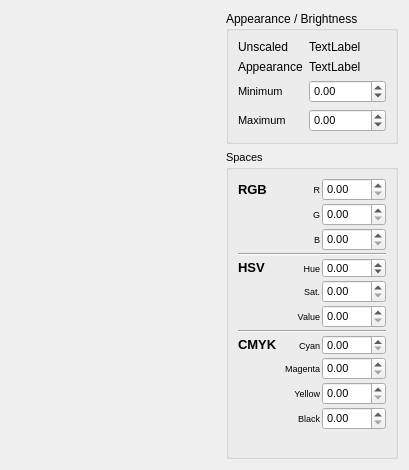
First picture: the form in src/gui/widgets/TristimulusColorPicker/tristimuluscolorpicker.ui, repository phresnel/picogen, before the edit.
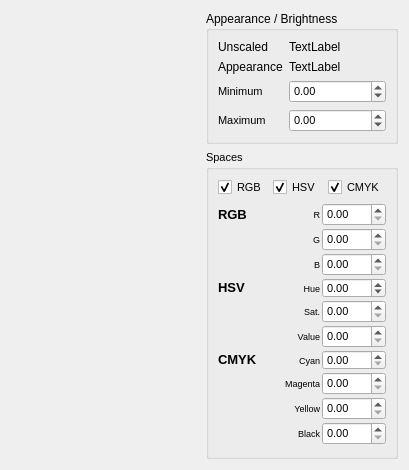
Second picture: the form after the edit. Custom widgets are drawn as their Qt base class.

```diff
--- a/src/gui/widgets/TristimulusColorPicker/tristimuluscolorpicker.ui
+++ b/src/gui/widgets/TristimulusColorPicker/tristimuluscolorpicker.ui
@@ -138,6 +138,40 @@
         <string>Spaces</string>
        </property>
        <layout class="QVBoxLayout" name="verticalLayout">
+        <item>
+         <layout class="QHBoxLayout" name="horizontalLayout_2">
+          <item>
+           <widget class="QCheckBox" name="showRGB">
+            <property name="text">
+             <string>RGB</string>
+            </property>
+            <property name="checked">
+             <bool>true</bool>
+            </property>
+           </widget>
+          </item>
+          <item>
+           <widget class="QCheckBox" name="showHSV">
+            <property name="text">
+             <string>HSV</string>
+            </property>
+            <property name="checked">
+             <bool>true</bool>
+            </property>
+           </widget>
+          </item>
+          <item>
+           <widget class="QCheckBox" name="showCMYK">
+            <property name="text">
+             <string>CMYK</string>
+            </property>
+            <property name="checked">
+             <bool>true</bool>
+            </property>
+           </widget>
+          </item>
+         </layout>
+        </item>
         <item>
          <layout class="QGridLayout" name="gridLayout">
           <property name="spacing">
@@ -211,8 +245,8 @@
             </property>
            </widget>
           </item>
-          <item row="4" column="0">
-           <widget class="QLabel" name="label_5">
+          <item row="3" column="0">
+           <widget class="QLabel" name="hsvLabel">
             <property name="maximumSize">
              <size>
               <width>16777215</width>
@@ -228,8 +262,8 @@
             </property>
            </widget>
           </item>
-          <item row="4" column="1">
-           <widget class="QLabel" name="hueLabel">
+          <item row="3" column="1">
+           <widget class="QLabel" name="hLabel">
             <property name="maximumSize">
              <size>
               <width>16777215</width>
@@ -249,7 +283,7 @@
             </property>
            </widget>
           </item>
-          <item row="4" column="2">
+          <item row="3" column="2">
            <widget class="QDoubleSpinBox" name="spinH">
             <property name="sizePolicy">
              <sizepolicy hsizetype="Maximum" vsizetype="Fixed">
@@ -282,7 +316,7 @@
             </property>
            </widget>
           </item>
-          <item row="5" column="2">
+          <item row="4" column="2">
            <widget class="QDoubleSpinBox" name="spinS">
             <property name="sizePolicy">
              <sizepolicy hsizetype="Maximum" vsizetype="Fixed">
@@ -312,8 +346,8 @@
             </property>
            </widget>
           </item>
-          <item row="5" column="1">
-           <widget class="QLabel" name="label_12">
+          <item row="4" column="1">
+           <widget class="QLabel" name="sLabel">
             <property name="maximumSize">
              <size>
               <width>16777215</width>
@@ -333,8 +367,8 @@
             </property>
            </widget>
           </item>
-          <item row="6" column="1">
-           <widget class="QLabel" name="label_13">
+          <item row="5" column="1">
+           <widget class="QLabel" name="vLabel">
             <property name="maximumSize">
              <size>
               <width>16777215</width>
@@ -354,7 +388,7 @@
             </property>
            </widget>
           </item>
-          <item row="6" column="2">
+          <item row="5" column="2">
            <widget class="QDoubleSpinBox" name="spinV">
             <property name="sizePolicy">
              <sizepolicy hsizetype="Maximum" vsizetype="Fixed">
@@ -384,8 +418,8 @@
             </property>
            </widget>
           </item>
-          <item row="9" column="1">
-           <widget class="QLabel" name="label_22">
+          <item row="7" column="1">
+           <widget class="QLabel" name="mLabel">
             <property name="maximumSize">
              <size>
               <width>16777215</width>
@@ -405,7 +439,7 @@
             </property>
            </widget>
           </item>
-          <item row="9" column="2">
+          <item row="7" column="2">
            <widget class="QDoubleSpinBox" name="spinM">
             <property name="sizePolicy">
              <sizepolicy hsizetype="Maximum" vsizetype="Fixed">
@@ -435,8 +469,8 @@
             </property>
            </widget>
           </item>
-          <item row="10" column="1">
-           <widget class="QLabel" name="label_23">
+          <item row="8" column="1">
+           <widget class="QLabel" name="yLabel">
             <property name="maximumSize">
              <size>
               <width>16777215</width>
@@ -456,7 +490,7 @@
             </property>
            </widget>
           </item>
-          <item row="10" column="2">
+          <item row="8" column="2">
            <widget class="QDoubleSpinBox" name="spinY">
             <property name="sizePolicy">
              <sizepolicy hsizetype="Maximum" vsizetype="Fixed">
@@ -486,7 +520,7 @@
             </property>
            </widget>
           </item>
-          <item row="12" column="1">
+          <item row="10" column="1">
            <spacer name="verticalSpacer">
             <property name="orientation">
              <enum>Qt::Vertical</enum>
@@ -499,22 +533,8 @@
             </property>
            </spacer>
           </item>
-          <item row="3" column="0" colspan="3">
-           <widget class="Line" name="line">
-            <property name="orientation">
-             <enum>Qt::Horizontal</enum>
-            </property>
-           </widget>
-          </item>
-          <item row="7" column="0" colspan="3">
-           <widget class="Line" name="line_2">
-            <property name="orientation">
-             <enum>Qt::Horizontal</enum>
-            </property>
-           </widget>
-          </item>
-          <item row="8" column="1">
-           <widget class="QLabel" name="label_14">
+          <item row="6" column="1">
+           <widget class="QLabel" name="cLabel">
             <property name="maximumSize">
              <size>
               <width>16777215</width>
@@ -534,7 +554,7 @@
             </property>
            </widget>
           </item>
-          <item row="8" column="2">
+          <item row="6" column="2">
            <widget class="QDoubleSpinBox" name="spinC">
             <property name="sizePolicy">
              <sizepolicy hsizetype="Maximum" vsizetype="Fixed">
@@ -564,8 +584,8 @@
             </property>
            </widget>
           </item>
-          <item row="8" column="0">
-           <widget class="QLabel" name="label_6">
+          <item row="6" column="0">
+           <widget class="QLabel" name="cmykLabel">
             <property name="maximumSize">
              <size>
               <width>16777215</width>
@@ -683,8 +703,8 @@
             </property>
            </widget>
           </item>
-          <item row="11" column="1">
-           <widget class="QLabel" name="blackLabel">
+          <item row="9" column="1">
+           <widget class="QLabel" name="kLabel">
             <property name="maximumSize">
              <size>
               <width>16777215</width>
@@ -704,7 +724,7 @@
             </property>
            </widget>
           </item>
-          <item row="11" column="2">
+          <item row="9" column="2">
            <widget class="QDoubleSpinBox" name="spinK">
             <property name="sizePolicy">
              <sizepolicy hsizetype="Maximum" vsizetype="Fixed">
```
Left out of the diff: 8 changed lines with no effect on the pictures.
